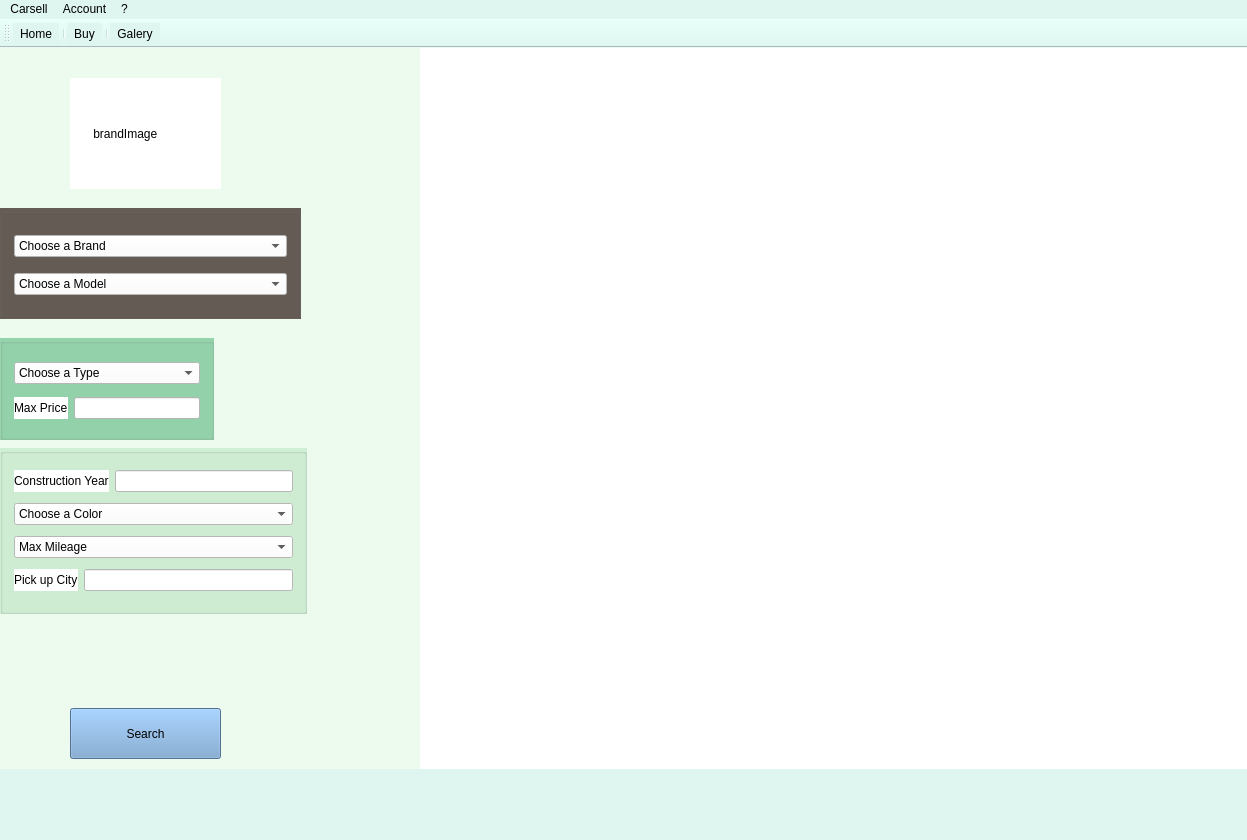
The window that carsell.ui (danieldir/carSellGui) describes before a commit, drawn with Qt 5.
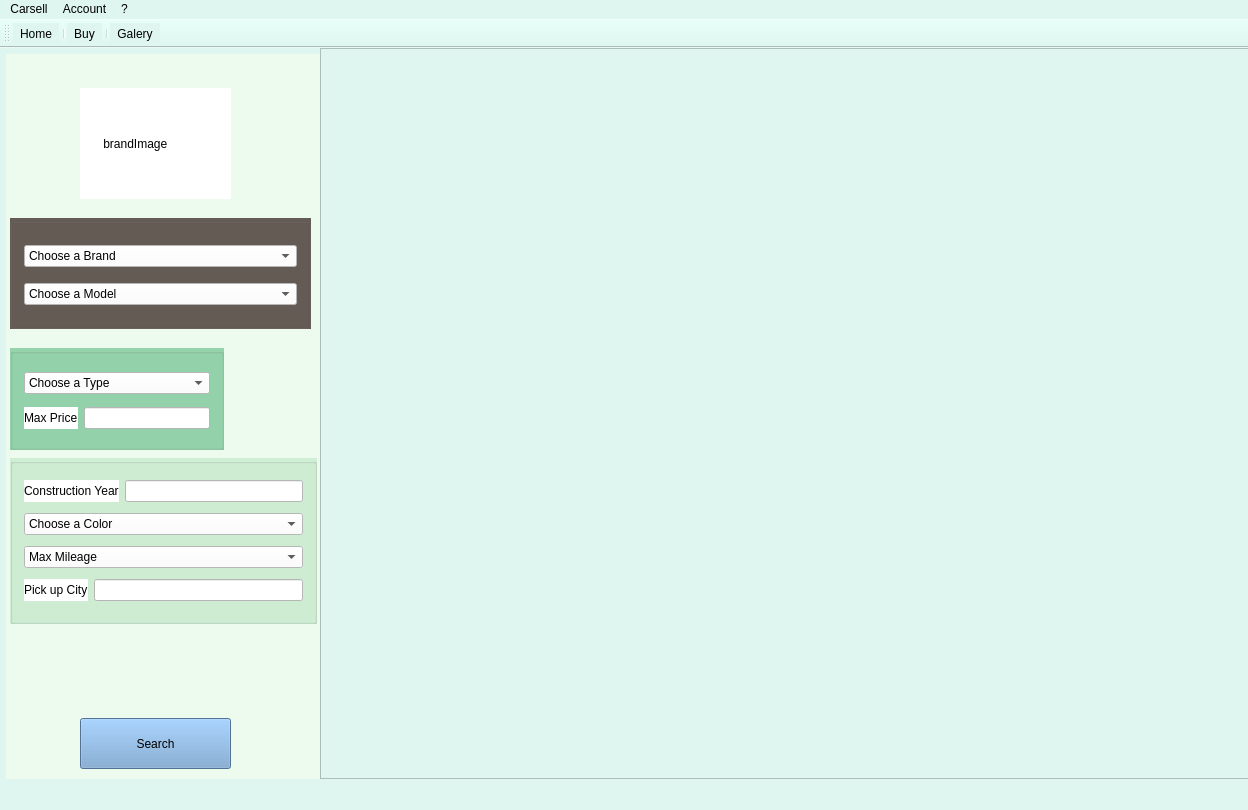
The same window after the commit. The open tabs and pages were chosen to show the change. Icons and pictures are not drawn.

Commit message: possiblity to see all cars available in the Database (Done)

```diff
--- a/carsell.ui
+++ b/carsell.ui
@@ -6,8 +6,8 @@
    <rect>
     <x>0</x>
     <y>0</y>
-    <width>1247</width>
-    <height>840</height>
+    <width>1248</width>
+    <height>810</height>
    </rect>
   </property>
   <property name="font">
@@ -31,9 +31,9 @@
    <widget class="QStackedWidget" name="stackedWidget">
     <property name="geometry">
      <rect>
-      <x>-10</x>
-      <y>-10</y>
-      <width>1261</width>
+      <x>0</x>
+      <y>0</y>
+      <width>1251</width>
       <height>731</height>
      </rect>
     </property>
@@ -42,7 +42,7 @@
 background-color: rgb(223, 246, 240);</string>
     </property>
     <property name="currentIndex">
-     <number>1</number>
+     <number>5</number>
     </property>
     <widget class="QWidget" name="loginPage">
      <widget class="QLabel" name="presentationBackground">
@@ -1566,19 +1566,15 @@
        <string/>
       </property>
      </widget>
-     <widget class="QFrame" name="gridFrame">
+     <widget class="QListWidget" name="carAvailableListWidget">
       <property name="geometry">
        <rect>
-        <x>430</x>
-        <y>10</y>
-        <width>831</width>
-        <height>721</height>
+        <x>320</x>
+        <y>0</y>
+        <width>931</width>
+        <height>731</height>
        </rect>
       </property>
-      <property name="styleSheet">
-       <string notr="true">background-color: rgb(255, 255, 255);</string>
-      </property>
-      <layout class="QGridLayout" name="carListGridLayout"/>
      </widget>
      <zorder>buyCarLabel</zorder>
      <zorder>groupBox_4</zorder>
@@ -1586,7 +1582,7 @@
      <zorder>groupBox_6</zorder>
      <zorder>searchButton</zorder>
      <zorder>carBrandImage_2</zorder>
-     <zorder>gridFrame</zorder>
+     <zorder>carAvailableListWidget</zorder>
     </widget>
    </widget>
   </widget>
@@ -1595,7 +1591,7 @@
     <rect>
      <x>0</x>
      <y>0</y>
-     <width>1247</width>
+     <width>1248</width>
      <height>22</height>
     </rect>
    </property>
```
The commit also changes 9 other files.
